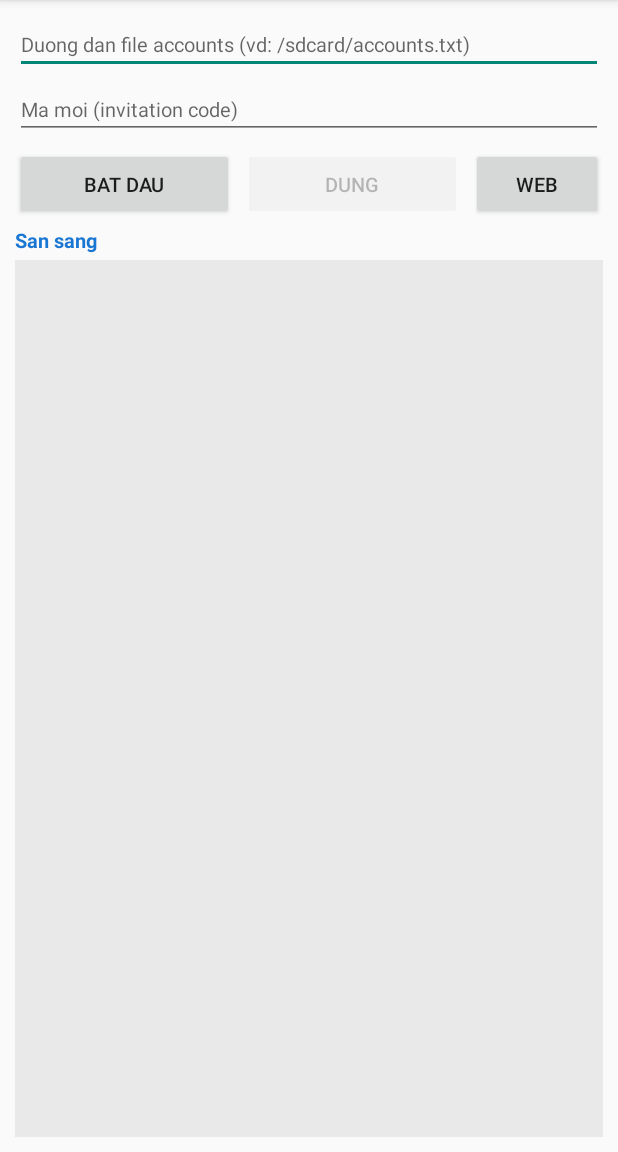
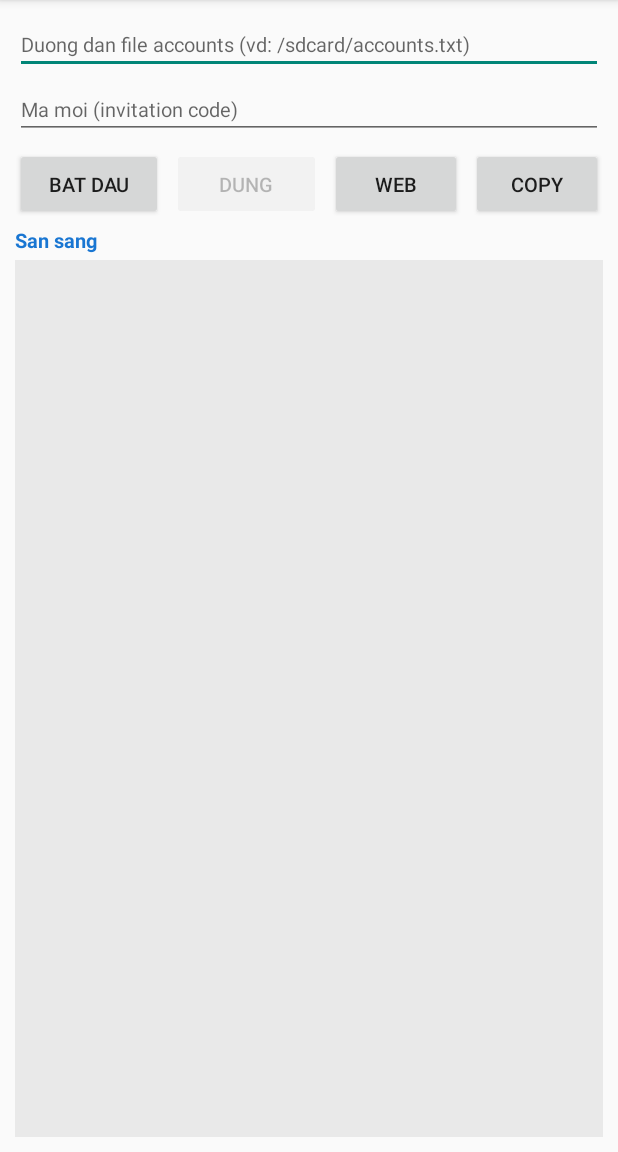
Before and after one commit to NhiCute12311/Zg, an Android app: the screen it shows after launch (MainActivity), on a phone screen of 412 x 824 dp, the part 84-1236 px from its top. Run offline under Robolectric (Android 15) with nearby library versions, the phone set to English and light mode, and no system bars.

Commit message:
Add Copy Log button to copy log text to clipboard
Co-Authored-By: Claude Opus 4.6 <noreply@anthropic.com>
Claude-Session: https://claude.ai/code/session_01CwxfX7AruUtVUCdxKB1Spg

```diff
--- a/AutoDanzhuApp/app/src/main/java/com/autodanzhu/MainActivity.java
+++ b/AutoDanzhuApp/app/src/main/java/com/autodanzhu/MainActivity.java
@@ -22,6 +22,9 @@ import android.widget.EditText;
 import android.widget.ScrollView;
 import android.widget.TextView;
 import android.widget.Toast;
+import android.content.ClipboardManager;
+import android.content.ClipData;
+import android.content.Context;
 
 import org.json.JSONObject;
 
@@ -62,6 +65,7 @@ public class MainActivity extends Activity {
     private Button btnStart;
     private Button btnStop;
     private Button btnToggleWeb;
+    private Button btnCopyLog;
     private TextView tvStatus;
     private TextView tvLog;
     private ScrollView scrollLog;
@@ -91,6 +95,7 @@ public class MainActivity extends Activity {
         btnStart = (Button) findViewById(R.id.btnStart);
         btnStop = (Button) findViewById(R.id.btnStop);
         btnToggleWeb = (Button) findViewById(R.id.btnToggleWeb);
+        btnCopyLog = (Button) findViewById(R.id.btnCopyLog);
         tvStatus = (TextView) findViewById(R.id.tvStatus);
         tvLog = (TextView) findViewById(R.id.tvLog);
         scrollLog = (ScrollView) findViewById(R.id.scrollLog);
@@ -116,6 +121,13 @@ public class MainActivity extends Activity {
             @Override
             public void onClick(View v) {
                 toggleWebView();
+            }
+        });
+
+        btnCopyLog.setOnClickListener(new View.OnClickListener() {
+            @Override
+            public void onClick(View v) {
+                copyLog();
             }
         });
     }
@@ -723,6 +735,17 @@ public class MainActivity extends Activity {
         Toast.makeText(this, msg, Toast.LENGTH_SHORT).show();
     }
 
+    private void copyLog() {
+        String logText = tvLog.getText().toString();
+        if (logText.length() == 0) {
+            toast("Log trong");
+            return;
+        }
+        ClipboardManager clip = (ClipboardManager) getSystemService(Context.CLIPBOARD_SERVICE);
+        clip.setPrimaryClip(ClipData.newPlainText("AutoDanzhu Log", logText));
+        toast("Da copy log!");
+    }
+
     private void toggleWebView() {
         webVisible = !webVisible;
         webView.setVisibility(webVisible ? View.VISIBLE : View.GONE);
--- a/AutoDanzhuApp/app/src/main/res/layout/activity_main.xml
+++ b/AutoDanzhuApp/app/src/main/res/layout/activity_main.xml
@@ -55,6 +55,14 @@
             android:layout_marginLeft="6dp"
             android:text="WEB"
             android:textSize="13sp" />
+
+        <Button
+            android:id="@+id/btnCopyLog"
+            android:layout_width="wrap_content"
+            android:layout_height="wrap_content"
+            android:layout_marginLeft="6dp"
+            android:text="COPY"
+            android:textSize="13sp" />
     </LinearLayout>
 
     <TextView
```
